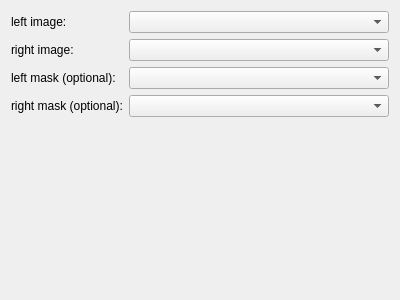
First picture: the form in MITK/Modules/OpenCVGui/Internal/niftkDistanceMeasurerGUI.ui, repository NifTK/NifTK, before the edit.
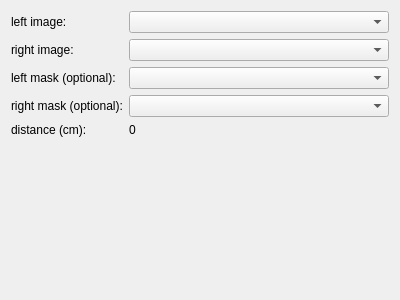
Second picture: the form after the edit. Custom widgets are drawn as their Qt base class.

Commit message: Issue #4803: Hook up distance measurer plugin.

```diff
--- a/MITK/Modules/OpenCVGui/Internal/niftkDistanceMeasurerGUI.ui
+++ b/MITK/Modules/OpenCVGui/Internal/niftkDistanceMeasurerGUI.ui
@@ -56,6 +56,20 @@
      <item row="3" column="1">
       <widget class="QmitkDataStorageComboBoxWithSelectNone" name="m_RightMaskComboBox"/>
      </item>
+     <item row="4" column="0">
+      <widget class="QLabel" name="m_DistanceLabel">
+       <property name="text">
+        <string>distance (cm):</string>
+       </property>
+      </widget>
+     </item>
+     <item row="4" column="1">
+      <widget class="QLabel" name="m_Distance">
+       <property name="text">
+        <string>0</string>
+       </property>
+      </widget>
+     </item>
     </layout>
    </item>
    <item>
@@ -66,7 +80,7 @@
      <property name="sizeHint" stdset="0">
       <size>
        <width>20</width>
-       <height>151</height>
+       <height>125</height>
       </size>
      </property>
     </spacer>
```
Left out of the diff: 6 changed lines with no effect on the pictures. The commit also changes 5 other files.
